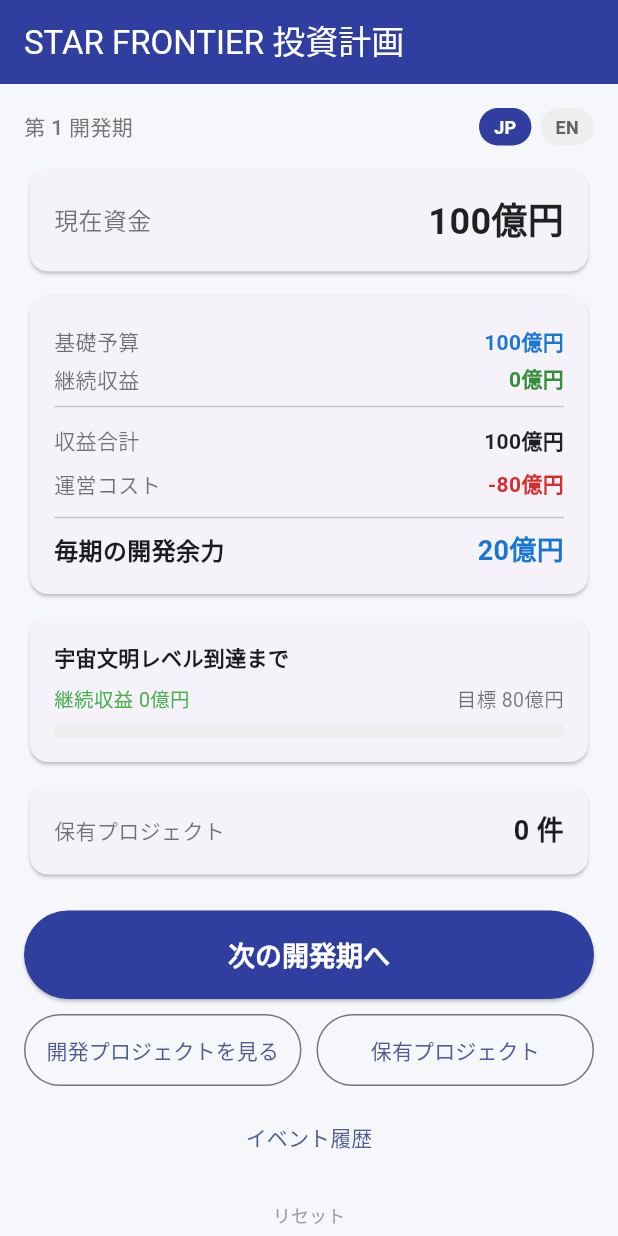
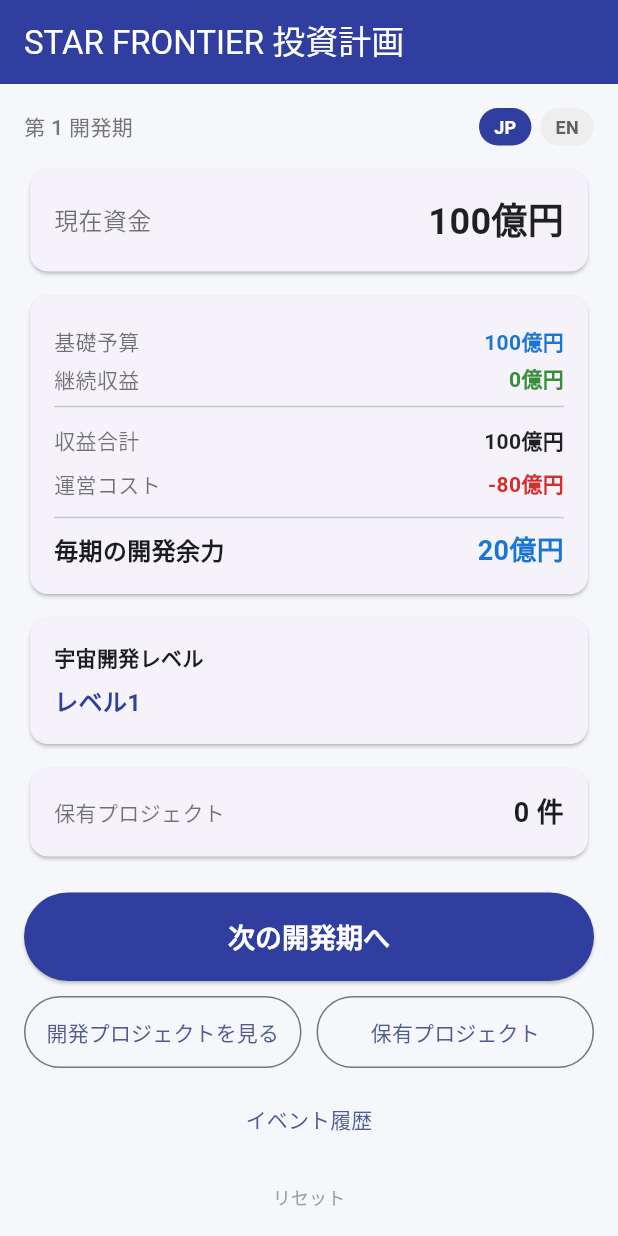
Before and after one commit to UYU935/investment-app, a Flutter app: the screen it shows after launch, on a phone screen of 412 x 824 dp. Run offline on Flutter 3.47's test engine with Material 3 defaults, Android fonts, the phone set to English and light mode, and no system bars; our stand-ins replace shared_preferences.

Commit message:
Add space colony victory condition and development level display
- Add スペースコロニー建設・移住 project (1000億円, 100億円/period)
- Change victory condition: own 5 space colonies (was passiveIncome >= livingCost)
- Replace progress bar with 宇宙開発レベル display (level 1-4)
  - Lv1: start, Lv2: 衛星通信ネットワーク, Lv3: 月面基地, Lv4: 火星開発フロンティア
- Show colony count progress (X/5基) when at level 4
- Update victory message to reflect 5-colony achievement

Co-Authored-By: Claude Sonnet 4.6 <noreply@anthropic.com>

```diff
--- a/lib/data/investments_data.dart
+++ b/lib/data/investments_data.dart
@@ -132,4 +132,13 @@ final List<Investment> allInvestments = [
     size: InvestmentSize.large,
     stability: 1,
   ),
+  Investment(
+    id: 'colony',
+    name: 'スペースコロニー建設・移住',
+    nameEn: 'Space Colony Construction & Settlement',
+    purchasePrice: 1000,
+    monthlyIncome: 100,
+    size: InvestmentSize.large,
+    stability: 1,
+  ),
 ];
--- a/lib/l10n/app_strings.dart
+++ b/lib/l10n/app_strings.dart
@@ -46,6 +46,23 @@ class AppStrings {
   String passiveProgress(String passive) =>
       isJa ? '継続収益 $passive' : 'Recurring $passive';
   String goalAmount(String amount) => isJa ? '目標 $amount' : 'Goal $amount';
+
+  // 宇宙開発レベル
+  String get spaceLevelLabel => isJa ? '宇宙開発レベル' : 'Space Dev Level';
+  String spaceLevelText(int level) {
+    switch (level) {
+      case 2:
+        return isJa ? 'レベル2（衛星通信ネットワークを開発）' : 'Level 2 (Satellite Network built)';
+      case 3:
+        return isJa ? 'レベル3（月面基地アルテミス街区を開発）' : 'Level 3 (Lunar Base built)';
+      case 4:
+        return isJa ? 'レベル4（火星開発フロンティアを開発）' : 'Level 4 (Mars Frontier built)';
+      default:
+        return isJa ? 'レベル1' : 'Level 1';
+    }
+  }
+  String colonyProgress(int count) =>
+      isJa ? 'スペースコロニー建設: $count / 5基' : 'Space Colonies: $count / 5';
   String get ownedCountLabel => isJa ? '保有プロジェクト' : 'Projects Owned';
   String ownedCount(int n) => isJa ? '$n 件' : '$n project${n == 1 ? '' : 's'}';
   String get nextMonthButton => isJa ? '次の開発期へ' : 'Next Period';
@@ -99,8 +116,8 @@ class AppStrings {
   // 勝利画面
   String get victoryTitle => isJa ? '宇宙文明レベル到達！' : 'Space Civilization Achieved!';
   String get victoryMessage =>
-      isJa ? '継続収益だけで宇宙開発を続けられる体制が完成しました。\nあなたのチームは、地球の外へ広がる未来文明の第一歩を築きました。'
-           : 'You can now sustain space development through recurring income alone.\nYour team has laid the foundation for a civilization beyond Earth.';
+      isJa ? 'スペースコロニーを5基建設し、宇宙移住文明が誕生しました。\nあなたのチームは、地球の外へ広がる未来文明の第一歩を築きました。'
+           : 'Five Space Colonies built — a space-faring civilization is born.\nYour team has laid the foundation for humanity beyond Earth.';
   String get finalCashLabel => isJa ? '最終資金' : 'Final Funds';
   String get ownedInvestmentsLabel => isJa ? '保有プロジェクト数' : 'Projects Owned';
   String get turnsElapsedLabel => isJa ? '到達までの開発期' : 'Periods Elapsed';
--- a/lib/models/game_state.dart
+++ b/lib/models/game_state.dart
@@ -51,7 +51,19 @@ class GameState {
 
   int get totalMonthlyIncome => salary + passiveIncome;
   int get monthlyCashFlow => totalMonthlyIncome - livingCost;
-  bool get canEscape => passiveIncome >= livingCost;
+
+  int get spaceColonyCount =>
+      ownedInvestments.where((inv) => inv.id.startsWith('colony')).length;
+
+  bool get canEscape => spaceColonyCount >= 5;
+
+  // 宇宙開発レベル: 1〜4
+  int get spaceDevelopmentLevel {
+    if (ownedInvestments.any((inv) => inv.id.startsWith('b06'))) return 4;
+    if (ownedInvestments.any((inv) => inv.id.startsWith('b05'))) return 3;
+    if (ownedInvestments.any((inv) => inv.id.startsWith('m01'))) return 2;
+    return 1;
+  }
 
   GameState copyWith({
     int? cash,
--- a/lib/screens/home_screen.dart
+++ b/lib/screens/home_screen.dart
@@ -224,37 +224,34 @@ class _HomeScreenState extends State<HomeScreen> with TickerProviderStateMixin {
                 ),
                 const SizedBox(height: 8),
 
-                // 進捗
+                // 宇宙開発レベル
                 _buildCard(
                   child: Column(
                     crossAxisAlignment: CrossAxisAlignment.start,
                     children: [
-                      Text(s.escapeGoalLabel,
+                      Text(s.spaceLevelLabel,
                           style: const TextStyle(
                               fontWeight: FontWeight.bold, fontSize: 14)),
                       const SizedBox(height: 8),
-                      Row(
-                        mainAxisAlignment: MainAxisAlignment.spaceBetween,
-                        children: [
-                          Text(s.passiveProgress(s.currency(state.passiveIncome)),
-                              style: const TextStyle(color: Colors.green, fontSize: 13)),
-                          Text(s.goalAmount(s.currency(state.livingCost)),
-                              style: const TextStyle(
-                                  color: Colors.black54, fontSize: 13)),
-                        ],
-                      ),
-                      const SizedBox(height: 6),
-                      ClipRRect(
-                        borderRadius: BorderRadius.circular(4),
-                        child: LinearProgressIndicator(
-                          value: (state.passiveIncome / state.livingCost)
-                              .clamp(0.0, 1.0),
-                          minHeight: 10,
-                          backgroundColor: Colors.grey[200],
-                          valueColor:
-                              AlwaysStoppedAnimation<Color>(Colors.green[600]!),
+                      Text(
+                        s.spaceLevelText(state.spaceDevelopmentLevel),
+                        style: TextStyle(
+                          fontSize: 16,
+                          fontWeight: FontWeight.bold,
+                          color: Colors.indigo[700],
                         ),
                       ),
+                      if (state.spaceDevelopmentLevel == 4) ...[
+                        const SizedBox(height: 6),
+                        Text(
+                          s.colonyProgress(state.spaceColonyCount),
+                          style: TextStyle(
+                            fontSize: 13,
+                            color: Colors.deepPurple[600],
+                            fontWeight: FontWeight.w600,
+                          ),
+                        ),
+                      ],
                     ],
                   ),
                 ),
```
